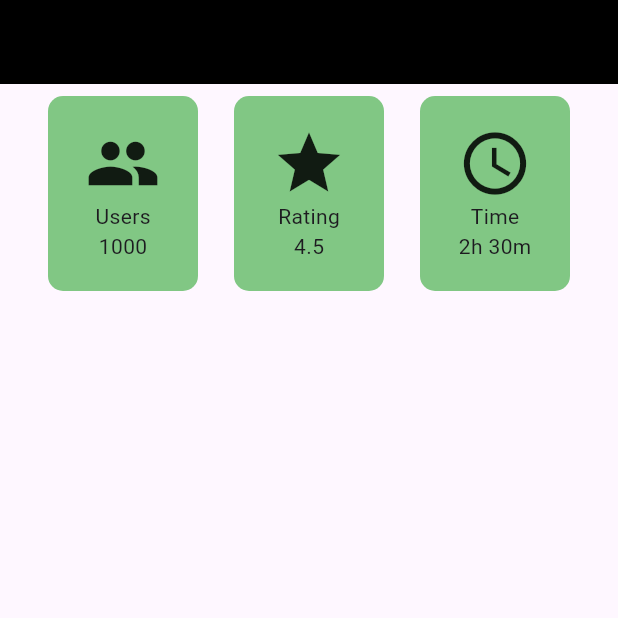
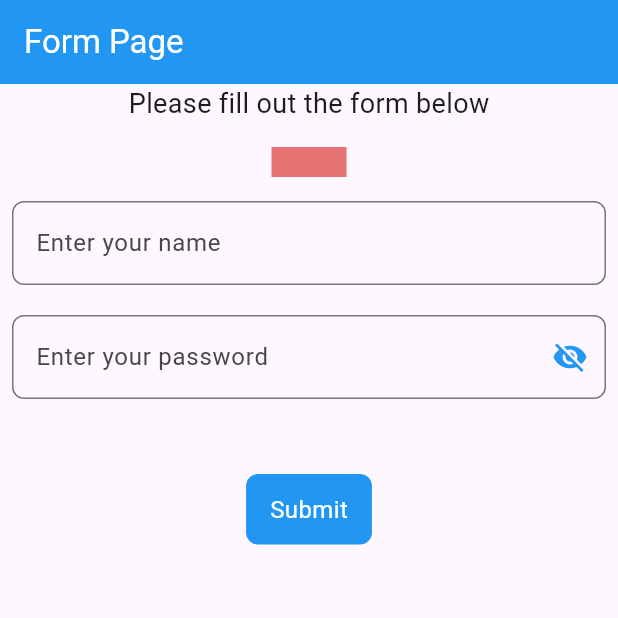
Before and after one commit to h0996g/brainer_Avr, a Flutter app: the screen it shows after launch, on a phone screen of 412 x 824 dp, the top half of it. Run offline on Flutter 3.47's test engine with Material 3 defaults, Android fonts, the light colour scheme and no system bars.

Commit message:
Add initial implementation of Counter, DesignStack, FormPage, PasswordFieldWidget, and navigation pages

```diff
--- /dev/null
+++ b/lib/form/form_page.dart
@@ -0,0 +1,97 @@
+import 'package:braineravr/form/password_field_widget.dart';
+import 'package:flutter/material.dart';
+
+class FormPage extends StatefulWidget {
+  const FormPage({super.key});
+
+  @override
+  State<FormPage> createState() => _FormPageState();
+}
+
+class _FormPageState extends State<FormPage> {
+  final TextEditingController nameController = TextEditingController();
+  final TextEditingController emailController = TextEditingController();
+  final TextEditingController passwordController = TextEditingController();
+  final formKey = GlobalKey<FormState>();
+  bool isPasswordVisible = false;
+  @override
+  void dispose() {
+    nameController.dispose();
+    emailController.dispose();
+    passwordController.dispose();
+    super.dispose();
+  }
+
+  @override
+  Widget build(BuildContext context) {
+    print('FormPage build called');
+
+    return Scaffold(
+      appBar: AppBar(
+        title: const Text('Form Page', style: TextStyle(color: Colors.white)),
+        backgroundColor: Colors.blue,
+      ),
+      body: Padding(
+        padding: const EdgeInsets.symmetric(horizontal: 8.0),
+        child: Form(
+          key: formKey,
+          child: Column(
+            children: [
+              Text(
+                'Please fill out the form below',
+                style: TextStyle(fontSize: 18.0),
+              ),
+              Container(
+                height: 20,
+                width: 50,
+                color: Colors.red[300],
+                margin: EdgeInsets.symmetric(vertical: 16.0),
+              ),
+              TextFormField(
+                validator: (value) {
+                  if (value == null || value.isEmpty) {
+                    return 'Please enter your name';
+                  }
+                  return null;
+                },
+                controller: nameController,
+                decoration: InputDecoration(
+                  labelText: 'Enter your name',
+                  border: OutlineInputBorder(
+                    borderRadius: BorderRadius.circular(8.0),
+                  ),
+                ),
+              ),
+              SizedBox(height: 20),
+              PasswordFieldWidget(passwordController: passwordController),
+              SizedBox(height: 50),
+
+              GestureDetector(
+                onTap: () {
+                  if (formKey.currentState!.validate()) {
+                    print('Name entered: ${nameController.text}');
+                    print('Email entered: ${emailController.text}');
+                  }
+                },
+                child: Container(
+                  padding: EdgeInsets.symmetric(
+                    horizontal: 16.0,
+                    vertical: 12.0,
+                  ),
+                  decoration: BoxDecoration(
+                    color: Colors.blue,
+                    borderRadius: BorderRadius.circular(8.0),
+                  ),
+                  child: Text(
+                    'Submit',
+                    style: TextStyle(color: Colors.white, fontSize: 16.0),
+                  ),
+                ),
+              ),
+            ],
+          ),
+        ),
+      ),
+    );
+  }
+}
--- /dev/null
+++ b/lib/form/password_field_widget.dart
@@ -0,0 +1,46 @@
+import 'package:flutter/material.dart';
+
+class PasswordFieldWidget extends StatefulWidget {
+  final TextEditingController passwordController;
+  const PasswordFieldWidget({super.key, required this.passwordController});
+
+  @override
+  State<PasswordFieldWidget> createState() => _PasswordFieldWidgetState();
+}
+
+class _PasswordFieldWidgetState extends State<PasswordFieldWidget> {
+  bool isPasswordVisible = false;
+  @override
+  Widget build(BuildContext context) {
+    print('PasswordFieldWidget build called');
+    return TextFormField(
+      obscureText: isPasswordVisible,
+      validator: (value) {
+        if (value == null || value.isEmpty) {
+          return 'Please enter your email';
+        }
+        if (!RegExp(r'^[^@]+@[^@]+\.[^@]+').hasMatch(value)) {
+          return 'Please enter a valid email address';
+        }
+        return null;
+      },
+      controller: widget.passwordController,
+      decoration: InputDecoration(
+        labelText: 'Enter your password',
+        border: OutlineInputBorder(borderRadius: BorderRadius.circular(8.0)),
+        suffixIcon: IconButton(
+          icon: Icon(
+            isPasswordVisible ? Icons.visibility : Icons.visibility_off,
+
+            color: Colors.blue,
+          ),
+          onPressed: () {
+            setState(() {
+              isPasswordVisible = !isPasswordVisible;
+            });
+          },
+        ),
+      ),
+    );
+  }
+}
--- a/lib/main.dart
+++ b/lib/main.dart
@@ -1,4 +1,5 @@
-import 'package:braineravr/Row_column/column_test.dart';
+import 'package:braineravr/form/form_page.dart';
+
 import 'package:flutter/material.dart';
 
 void main() {
@@ -11,7 +12,7 @@ class MyApp extends StatelessWidget {
   @override
   Widget build(BuildContext context) {
     return MaterialApp(
-      home: const ColumnTest(),
+      home: const FormPage(),
       debugShowCheckedModeBanner: false,
     );
   }
```
Also changed, not shown: lib/counter/conter.dart (added, +46 -0 lines), lib/expanded/design.dart (added, +36 -0 lines), lib/form/profile_page.dart (added, +10 -0 lines), lib/navigation/page_1.dart (added, +38 -0 lines), lib/navigation/page_2.dart (added, +60 -0 lines), lib/navigation/page_3.dart (added, +30 -0 lines).
